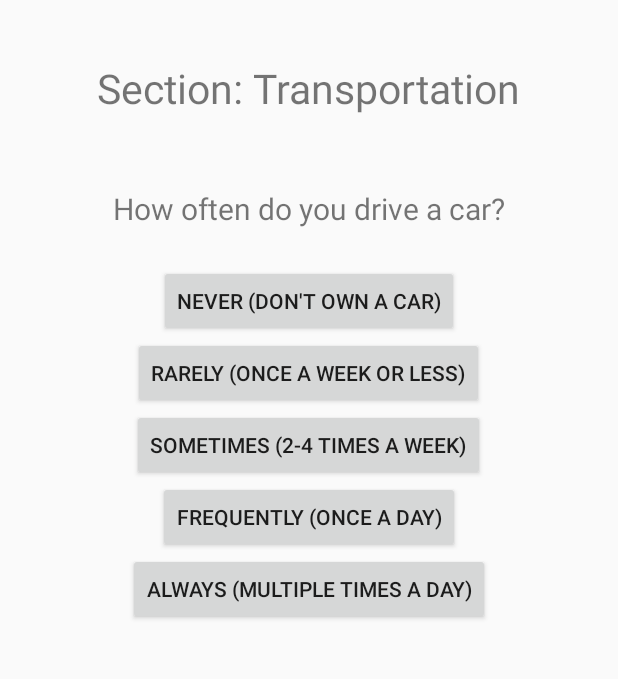
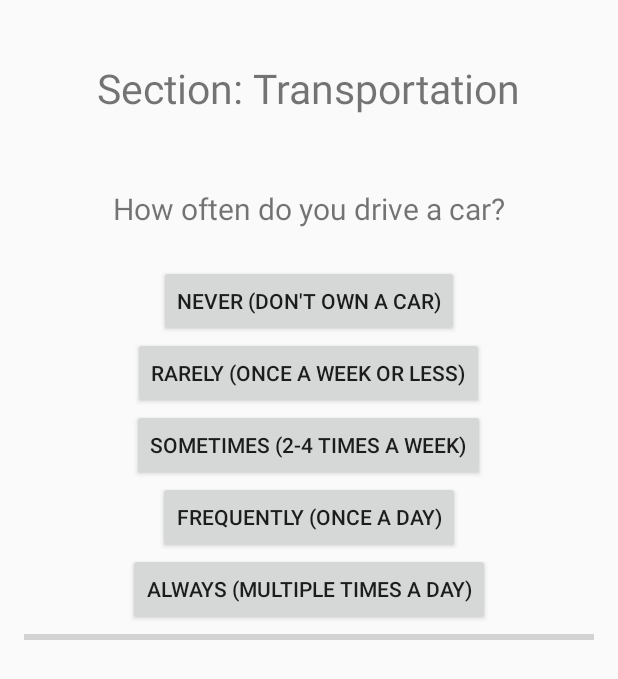
Before and after one commit to kguo25/pearlhacks2017, an Android app: the EcoQuizActivity screen opened directly, with no data from a screen before it, on a phone screen of 412 x 824 dp. Shown: the top 679 px of the screen. Run offline under Robolectric (Android 15) with nearby library versions, the phone set to English and light mode, and no system bars.

Commit message:
added progress bar

```diff
--- a/EcoPet/app/src/main/java/compsci290/edu/duke/ecopet/EcoQuizActivity.java
+++ b/EcoPet/app/src/main/java/compsci290/edu/duke/ecopet/EcoQuizActivity.java
@@ -6,6 +6,7 @@ import android.content.Intent;
 import android.os.Bundle;
 import android.view.View;
 import android.widget.Button;
+import android.widget.ProgressBar;
 import android.widget.TextView;
 
 import java.io.InputStream;
@@ -67,8 +68,9 @@ public class EcoQuizActivity extends Activity{
     public void askQuestion() {
         if(mIndex < q.size()) {
             Question curq = q.getQuestion(mIndex);
-            System.out.println("Importance = " + curq.getImportance());
-            System.out.println("Top = " + curq.topGood());
+            ProgressBar pb = (ProgressBar)findViewById(R.id.progressBar);
+            int progress = (int) ((double)mIndex/q.size() * 100);
+            pb.setProgress(progress);
             myQuestionView.setText(curq.getText());
             mySectionView.setText("Section: " + curq.getSection());
             String[] answers = curq.getAnswers();
--- a/EcoPet/app/src/main/res/layout/activity_quiz.xml
+++ b/EcoPet/app/src/main/res/layout/activity_quiz.xml
@@ -64,5 +64,12 @@
             android:text=""
             android:onClick="click"/>
 
+    <ProgressBar
+        style="@style/Widget.AppCompat.ProgressBar.Horizontal"
+        android:layout_width="match_parent"
+        android:layout_height="wrap_content"
+        android:id="@+id/progressBar"
+        android:max="100"
+        android:progress="0"/>
 
 </LinearLayout>
```
